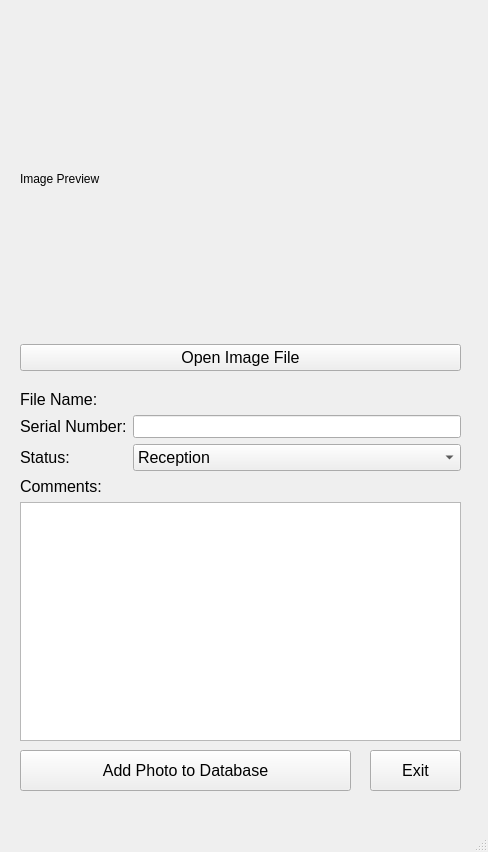
chipnbits/PhotoBoothDatabase, file photoBooth.ui: the form before one commit.
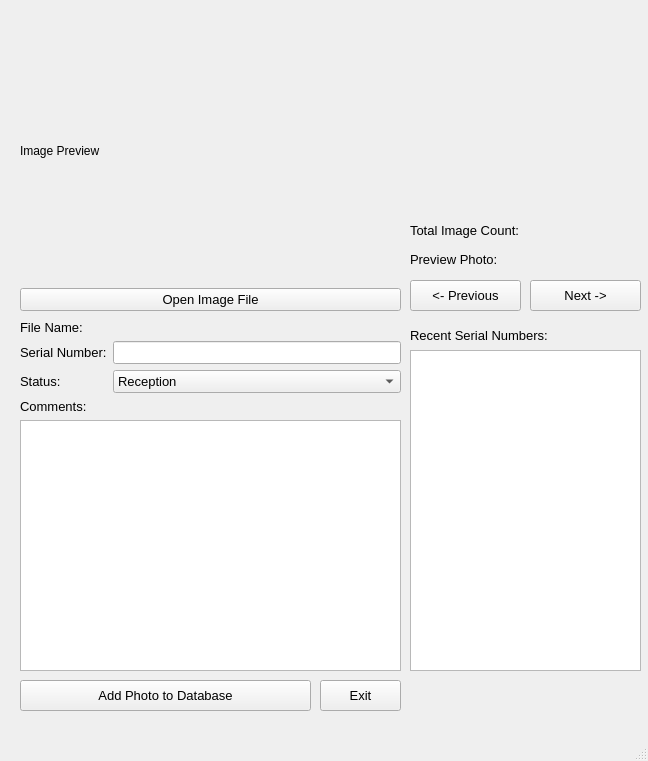
The form after the commit.

Commit message: Batch photos, recent serial numbers selection

Patch:
```diff
--- a/photoBooth.ui
+++ b/photoBooth.ui
@@ -6,8 +6,8 @@
    <rect>
     <x>0</x>
     <y>0</y>
-    <width>488</width>
-    <height>852</height>
+    <width>648</width>
+    <height>761</height>
    </rect>
   </property>
   <property name="windowTitle">
@@ -19,8 +19,8 @@
      <rect>
       <x>20</x>
       <y>20</y>
-      <width>441</width>
-      <height>351</height>
+      <width>381</width>
+      <height>291</height>
      </rect>
     </property>
     <layout class="QVBoxLayout" name="verticalLayout">
@@ -35,7 +35,7 @@
       <widget class="QPushButton" name="openImageButton">
        <property name="font">
         <font>
-         <pointsize>12</pointsize>
+         <pointsize>10</pointsize>
         </font>
        </property>
        <property name="text">
@@ -49,8 +49,8 @@
     <property name="geometry">
      <rect>
       <x>20</x>
-      <y>390</y>
-      <width>441</width>
+      <y>320</y>
+      <width>381</width>
       <height>351</height>
      </rect>
     </property>
@@ -73,7 +73,7 @@
         <widget class="QLabel" name="statusLabel">
          <property name="font">
           <font>
-           <pointsize>12</pointsize>
+           <pointsize>10</pointsize>
           </font>
          </property>
          <property name="text">
@@ -81,23 +81,11 @@
          </property>
         </widget>
        </item>
-       <item row="1" column="0">
-        <widget class="QLabel" name="snLabel">
-         <property name="font">
-          <font>
-           <pointsize>12</pointsize>
-          </font>
-         </property>
-         <property name="text">
-          <string>Serial Number:</string>
-         </property>
-        </widget>
-       </item>
        <item row="2" column="1">
         <widget class="QComboBox" name="stausComboBox">
          <property name="font">
           <font>
-           <pointsize>12</pointsize>
+           <pointsize>10</pointsize>
           </font>
          </property>
          <item>
@@ -117,11 +105,23 @@
          </item>
         </widget>
        </item>
+       <item row="1" column="0">
+        <widget class="QLabel" name="snLabel">
+         <property name="font">
+          <font>
+           <pointsize>10</pointsize>
+          </font>
+         </property>
+         <property name="text">
+          <string>Serial Number:</string>
+         </property>
+        </widget>
+       </item>
        <item row="0" column="0">
         <widget class="QLabel" name="fpLabel">
          <property name="font">
           <font>
-           <pointsize>12</pointsize>
+           <pointsize>10</pointsize>
           </font>
          </property>
          <property name="text">
@@ -147,7 +147,7 @@
       <widget class="QLabel" name="commentsLabel">
        <property name="font">
         <font>
-         <pointsize>12</pointsize>
+         <pointsize>10</pointsize>
         </font>
        </property>
        <property name="text">
@@ -164,14 +164,14 @@
     <property name="geometry">
      <rect>
       <x>20</x>
-      <y>750</y>
-      <width>331</width>
-      <height>41</height>
+      <y>680</y>
+      <width>291</width>
+      <height>31</height>
      </rect>
     </property>
     <property name="font">
      <font>
-      <pointsize>12</pointsize>
+      <pointsize>10</pointsize>
      </font>
     </property>
     <property name="text">
@@ -181,21 +181,139 @@
    <widget class="QPushButton" name="exitButton">
     <property name="geometry">
      <rect>
-      <x>370</x>
-      <y>750</y>
-      <width>91</width>
-      <height>41</height>
+      <x>320</x>
+      <y>680</y>
+      <width>81</width>
+      <height>31</height>
      </rect>
     </property>
     <property name="font">
      <font>
-      <pointsize>12</pointsize>
+      <pointsize>10</pointsize>
      </font>
     </property>
     <property name="text">
      <string>Exit</string>
     </property>
    </widget>
+   <widget class="QLabel" name="label">
+    <property name="geometry">
+     <rect>
+      <x>410</x>
+      <y>320</y>
+      <width>271</width>
+      <height>31</height>
+     </rect>
+    </property>
+    <property name="font">
+     <font>
+      <pointsize>10</pointsize>
+     </font>
+    </property>
+    <property name="text">
+     <string>Recent Serial Numbers:</string>
+    </property>
+   </widget>
+   <widget class="QListWidget" name="serialNumberList">
+    <property name="geometry">
+     <rect>
+      <x>410</x>
+      <y>350</y>
+      <width>231</width>
+      <height>321</height>
+     </rect>
+    </property>
+   </widget>
+   <widget class="QWidget" name="horizontalLayoutWidget">
+    <property name="geometry">
+     <rect>
+      <x>410</x>
+      <y>210</y>
+      <width>231</width>
+      <height>41</height>
+     </rect>
+    </property>
+    <layout class="QHBoxLayout" name="horizontalLayout">
+     <item>
+      <widget class="QLabel" name="label_3">
+       <property name="font">
+        <font>
+         <pointsize>10</pointsize>
+        </font>
+       </property>
+       <property name="text">
+        <string>Total Image Count:</string>
+       </property>
+      </widget>
+     </item>
+     <item>
+      <widget class="QLabel" name="imageCounterLabel">
+       <property name="font">
+        <font>
+         <pointsize>10</pointsize>
+        </font>
+       </property>
+       <property name="text">
+        <string/>
+       </property>
+      </widget>
+     </item>
+    </layout>
+   </widget>
+   <widget class="QLabel" name="label_2">
+    <property name="geometry">
+     <rect>
+      <x>410</x>
+      <y>250</y>
+      <width>151</width>
+      <height>19</height>
+     </rect>
+    </property>
+    <property name="font">
+     <font>
+      <pointsize>10</pointsize>
+     </font>
+    </property>
+    <property name="text">
+     <string>Preview Photo:</string>
+    </property>
+   </widget>
+   <widget class="QPushButton" name="previousButton">
+    <property name="geometry">
+     <rect>
+      <x>410</x>
+      <y>280</y>
+      <width>111</width>
+      <height>31</height>
+     </rect>
+    </property>
+    <property name="font">
+     <font>
+      <pointsize>10</pointsize>
+     </font>
+    </property>
+    <property name="text">
+     <string>&lt;- Previous</string>
+    </property>
+   </widget>
+   <widget class="QPushButton" name="nextButton">
+    <property name="geometry">
+     <rect>
+      <x>530</x>
+      <y>280</y>
+      <width>111</width>
+      <height>31</height>
+     </rect>
+    </property>
+    <property name="font">
+     <font>
+      <pointsize>10</pointsize>
+     </font>
+    </property>
+    <property name="text">
+     <string>Next -&gt;</string>
+    </property>
+   </widget>
   </widget>
   <widget class="QMenuBar" name="menubar">
    <property name="geometry">
```
Left out of the diff: 4 changed lines with no effect on the pictures. The commit also changes 3 other files.
